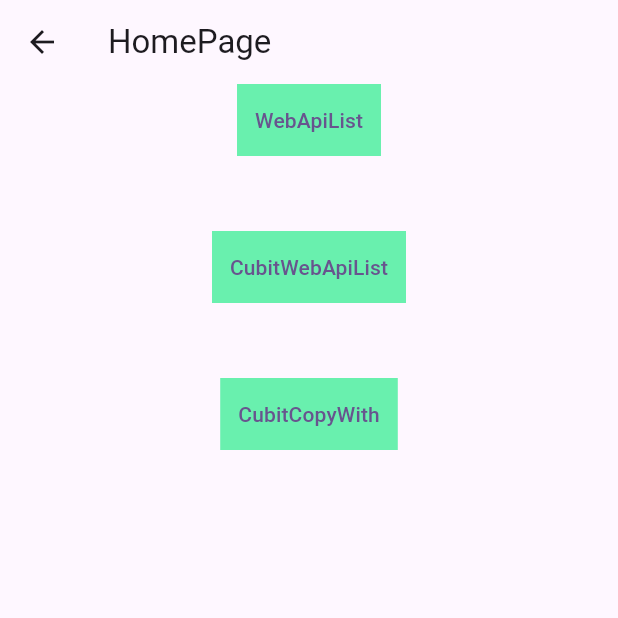
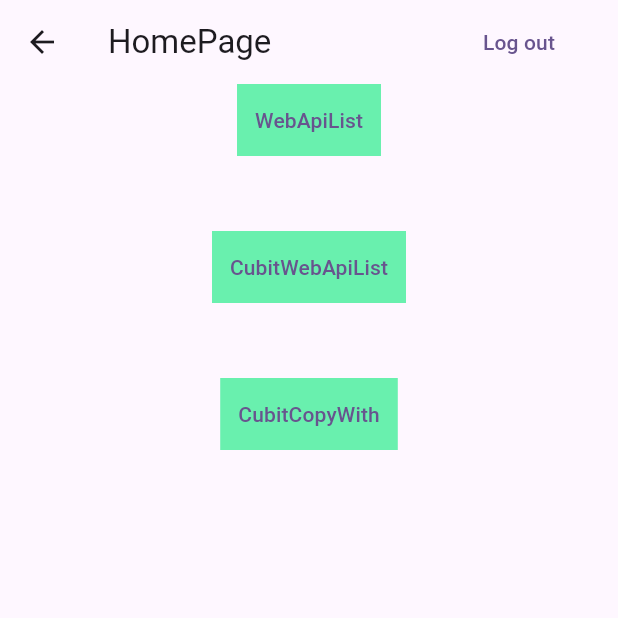
Before and after one commit to kgpksh/flutter_practice2, a Flutter app: the HomePage screen opened by its route, on a phone screen of 412 x 824 dp, the top half of it. Run offline on Flutter 3.47's test engine with Material 3 defaults, Android fonts, the phone set to English and light mode, and no system bars; our stand-ins replace bloc, dio, equatable, firebase_auth, firebase_core, flutter_bloc; accounts and stored records are empty; generated files the repository leaves out were written again; network calls fail.

Commit message:
feat: 파이어베이스 이메일 로그인 구현

```diff
--- /dev/null
+++ b/devtools_options.yaml
@@ -0,0 +1 @@
+extensions:
--- /dev/null
+++ b/lib/bloc/auth/auth_event.dart
@@ -0,0 +1,30 @@
+part of 'auth_bloc.dart';
+
+@immutable
+sealed class AuthEvent {}
+
+class AuthInitialEvent extends AuthEvent {}
+
+class FirebaseEmailRegisterEvent extends AuthEvent {
+  final String email;
+  final String password;
+
+  FirebaseEmailRegisterEvent({required this.email, required this.password});
+}
+
+class FirebaseEmailLoginEvent extends AuthEvent {
+  final String email;
+  final String password;
+
+  FirebaseEmailLoginEvent({required this.email, required this.password});
+}
+
+class FirebaseEmailLogoutEvent extends AuthEvent {}
+
+class FirebaseEmailVerifyEvent extends AuthEvent {}
+
+class FirebaseForgotPasswordEvent extends AuthEvent {
+  final String email;
+
+  FirebaseForgotPasswordEvent({required this.email});
+}
--- /dev/null
+++ b/lib/bloc/auth/auth_state.dart
@@ -0,0 +1,35 @@
+part of 'auth_bloc.dart';
+
+@immutable
+sealed class AuthState {}
+
+class AuthInitial extends AuthState {}
+
+class AuthFirebaseEmailRegister extends AuthState {}
+
+class AuthFirebaseEmailRegistering extends AuthState {
+  final Exception? exception;
+
+  AuthFirebaseEmailRegistering({required this.exception});
+}
+
+class AuthFirebaseEmailRegistered extends AuthState {}
+
+class AuthLoggedOut extends AuthState {
+  final Exception? exception;
+
+  AuthLoggedOut({required this.exception});
+}
+
+class AuthLoggedIn extends AuthState {
+  final bool isVerified;
+
+  AuthLoggedIn({required this.isVerified});
+}
+
+class ResetPasswordState extends AuthState {
+  final Exception? exception;
+  final bool hasSent;
+
+  ResetPasswordState({this.exception, required this.hasSent});
+}
--- /dev/null
+++ b/lib/enums/home_menu_actions.dart
@@ -0,0 +1 @@
+enum HomeMenuActions { login }
--- /dev/null
+++ b/lib/service/auth/auth_exceptions.dart
@@ -0,0 +1,15 @@
+class GenericAuthException implements Exception {}
+
+class UserNotLoggedInAuthException implements Exception {}
+
+class WeakPasswordAuthException implements Exception {}
+
+class EmailAlreadyExistsAuthException implements Exception {}
+
+class InvalidEmailAuthException implements Exception {}
+
+class InvalidPasswordAuthException implements Exception {}
+
+class InvalidCredentialAuthException implements Exception {}
+
+class UserNotFoundAuthException implements Exception {}
--- /dev/null
+++ b/lib/service/auth/auth_user.dart
@@ -0,0 +1,18 @@
+import 'package:flutter/foundation.dart';
+import 'package:firebase_auth/firebase_auth.dart' show User;
+
+@immutable
+class AuthUser {
+  final String? id;
+  final String? email;
+  final bool isEmailVerified;
+
+  AuthUser({
+    required this.id,
+    required this.email,
+    required this.isEmailVerified,
+  });
+
+  factory AuthUser.fromFirebaseEmail(User user) =>
+      AuthUser(id: user.uid, email: user.email ?? '', isEmailVerified: user.emailVerified);
+}
--- a/lib/views/home_page.dart
+++ b/lib/views/home_page.dart
@@ -1,14 +1,49 @@
 import 'package:flutter/cupertino.dart';
 import 'package:flutter/material.dart';
+import 'package:flutter_bloc/flutter_bloc.dart';
+import 'package:flutter_practice2/bloc/auth/auth_bloc.dart';
 
 class HomePage extends StatelessWidget {
   const HomePage({super.key});
 
   @override
   Widget build(BuildContext context) {
+    context.read<AuthBloc>().add(AuthInitialEvent());
+    return BlocBuilder<AuthBloc, AuthState>(
+      builder: (context, state) {
         return Scaffold(
           appBar: AppBar(
             title: Text('HomePage'),
+            actions: [
+              Visibility(
+                  visible: state is AuthLoggedIn && !state.isVerified,
+                  child: TextButton(
+                    onPressed: () {
+                      context.read<AuthBloc>().add(FirebaseEmailVerifyEvent());
+                    },
+                    child: Text('Verify account'),
+                  )),
+              Visibility(
+                visible: state is! AuthLoggedIn,
+                child: TextButton(
+                  onPressed: () =>
+                      Navigator.of(context).pushNamed('/loginView'),
+                  child: Text('Log in'),
+                ),
+              ),
+              Visibility(
+                visible: state is AuthLoggedIn,
+                child: TextButton(
+                  onPressed: () {
+                    context.read<AuthBloc>().add(FirebaseEmailLogoutEvent());
+                  },
+                  child: Text('Log out'),
+                ),
+              ),
+              SizedBox(
+                width: 30,
+              )
+            ],
           ),
           body: Center(
             child: Column(
@@ -16,7 +51,8 @@ class HomePage extends StatelessWidget {
                 ClipRect(
                     child: Stack(
                   children: [
-                Positioned.fill(child: Container(
+                    Positioned.fill(
+                        child: Container(
                       color: Colors.greenAccent,
                     )),
                     TextButton(
@@ -26,11 +62,14 @@ class HomePage extends StatelessWidget {
                     ),
                   ],
                 )),
-            SizedBox(height: 50,),
+                const SizedBox(
+                  height: 50,
+                ),
                 ClipRect(
                     child: Stack(
                   children: [
-                    Positioned.fill(child: Container(
+                    Positioned.fill(
+                        child: Container(
                       color: Colors.greenAccent,
                     )),
                     TextButton(
@@ -40,11 +79,14 @@ class HomePage extends StatelessWidget {
                     ),
                   ],
                 )),
-            SizedBox(height: 50,),
+                const SizedBox(
+                  height: 50,
+                ),
                 ClipRect(
                     child: Stack(
                   children: [
-                    Positioned.fill(child: Container(
+                    Positioned.fill(
+                        child: Container(
                       color: Colors.greenAccent,
                     )),
                     TextButton(
@@ -58,5 +100,7 @@ class HomePage extends StatelessWidget {
             ),
           ),
         );
+      },
+    );
   }
 }
```
Also changed, not shown: lib/app_router.dart (+9 -0 lines), lib/bloc/auth/auth_bloc.dart (added, +81 -0 lines), lib/main.dart (+20 -7 lines), lib/service/auth/auth_provider.dart (added, +23 -0 lines), lib/service/auth/auth_service.dart (added, +39 -0 lines), lib/service/auth/firebase_email_provider.dart (added, +125 -0 lines), lib/views/auth/forgot_password.dart (added, +59 -0 lines), lib/views/auth/login.dart (added, +127 -0 lines), lib/views/auth/register.dart (added, +78 -0 lines), 1 other file. Lines whose indentation alone changed are shown as unchanged.
